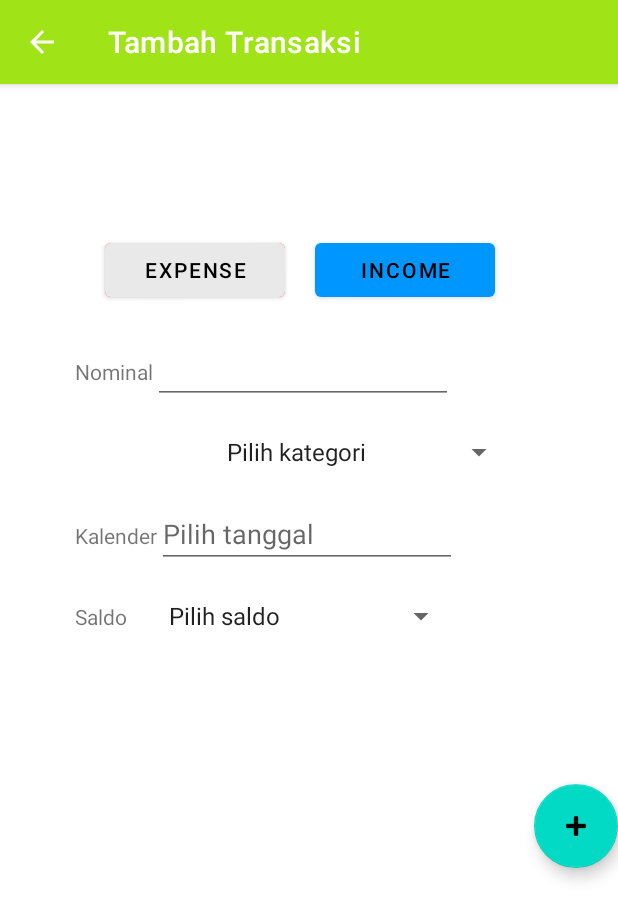
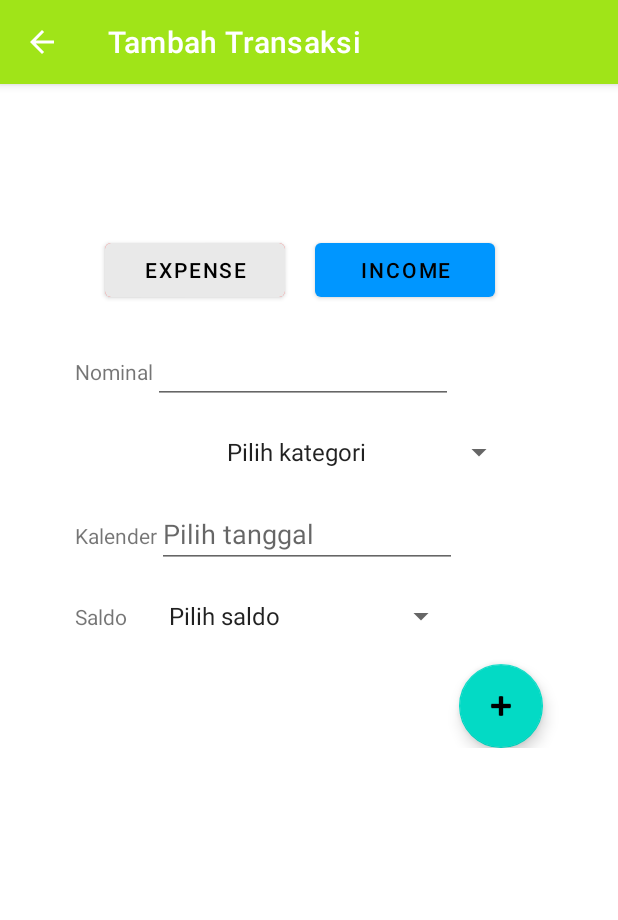
Before and after one commit to adityafadhilh/UAS-Mobile-App, an Android app: the ExpenseFragment screen opened directly, with no data from a screen before it, after a tap on "INCOME", on a phone screen of 412 x 824 dp. Shown: the top 920 px of the screen. Run offline under Robolectric (Android 15) with nearby library versions, the phone set to English and light mode, and no system bars.

Commit message:
Buat intent untuk halaman income dan expense

```diff
--- a/app/src/main/java/id/ac/umn/uas_mobileapp/ExpenseFragment.java
+++ b/app/src/main/java/id/ac/umn/uas_mobileapp/ExpenseFragment.java
@@ -1,34 +1,81 @@
 package id.ac.umn.uas_mobileapp;
 
+import android.content.Intent;
 import android.os.Bundle;
 import android.view.LayoutInflater;
 import android.view.View;
 import android.view.ViewGroup;
+import android.widget.AdapterView;
 import android.widget.ArrayAdapter;
 import android.widget.EditText;
 import android.widget.Spinner;
 
 import androidx.fragment.app.Fragment;
 
+import com.google.android.material.floatingactionbutton.FloatingActionButton;
+
 public class ExpenseFragment extends Fragment {
     EditText inputNominal, date;
     Spinner saldoSpinner, kategori;
-    String tanggal, kategoriInput, saldoInput;
+    String tipeTransaksi, kategoriInput, saldoInput;
+    FloatingActionButton add;
+    int nominal = 0;
     @Override
     public View onCreateView(LayoutInflater inflater, ViewGroup container,
                              Bundle savedInstanceState) {
 
         View view = inflater.inflate(R.layout.fragment_expense, container, false);
         inputNominal = view.findViewById(R.id.nominal);
+//        nominal = Integer.parseInt(inputNominal.getText().toString());
+
         date = view.findViewById(R.id.date);
+
+        add = view.findViewById(R.id.addExpense);
+
+        tipeTransaksi = "Expense";
 
         kategori = view.findViewById(R.id.kategori);
         ArrayAdapter<CharSequence> kategoriAdapter = ArrayAdapter.createFromResource(getContext(), R.array.kategori, android.R.layout.simple_spinner_item);
         kategori.setAdapter(kategoriAdapter);
+        kategori.setOnItemSelectedListener(new AdapterView.OnItemSelectedListener() {
+            @Override
+            public void onItemSelected(AdapterView<?> adapterView, View view, int i, long l) {
+                kategoriInput = kategori.getSelectedItem().toString();
+            }
+
+            @Override
+            public void onNothingSelected(AdapterView<?> adapterView) {}
+        });
 
         saldoSpinner = view.findViewById(R.id.saldo);
         ArrayAdapter<CharSequence> saldoAdapter = ArrayAdapter.createFromResource(getContext(), R.array.saldo, android.R.layout.simple_spinner_item);
         saldoSpinner.setAdapter(saldoAdapter);
+        saldoSpinner.setOnItemSelectedListener(new AdapterView.OnItemSelectedListener() {
+            @Override
+            public void onItemSelected(AdapterView<?> adapterView, View view, int i, long l) {
+                saldoInput = saldoSpinner.getSelectedItem().toString();
+            }
+
+            @Override
+            public void onNothingSelected(AdapterView<?> adapterView) {}
+        });
+
+        add.setOnClickListener(new View.OnClickListener() {
+            @Override
+            public void onClick(View view) {
+                Intent intent = new Intent(getContext(), Transaksi.class);
+                Bundle bundle = new Bundle();
+                bundle.putString("tipeTransaksi", tipeTransaksi);
+                bundle.putInt("nominal",nominal);
+                bundle.putString("kategori",kategoriInput);
+                bundle.putString("saldo", saldoInput);
+                intent.putExtras(bundle);
+                startActivity(intent);
+            }
+        });
+
+
+
         return view;
     }
 }
--- a/app/src/main/java/id/ac/umn/uas_mobileapp/IncomeFragment.java
+++ b/app/src/main/java/id/ac/umn/uas_mobileapp/IncomeFragment.java
@@ -1,33 +1,79 @@
 package id.ac.umn.uas_mobileapp;
 
+import android.content.Intent;
 import android.os.Bundle;
 import android.view.LayoutInflater;
 import android.view.View;
 import android.view.ViewGroup;
+import android.widget.AdapterView;
 import android.widget.ArrayAdapter;
 import android.widget.EditText;
 import android.widget.Spinner;
 
 import androidx.fragment.app.Fragment;
 
+import com.google.android.material.floatingactionbutton.FloatingActionButton;
+
 public class IncomeFragment extends Fragment {
     EditText inputNominal, date;
     Spinner saldoSpinner, kategoriSpinner;
+    String tipeTransaksi, kategoriInput, saldoInput;
+    int nominal;
+    FloatingActionButton add;
     @Override
     public View onCreateView(LayoutInflater inflater, ViewGroup container,
                              Bundle savedInstanceState) {
         View view = inflater.inflate(R.layout.fragment_income, container, false);
         inputNominal = view.findViewById(R.id.nominalIncome);
+//        nominal = Integer.parseInt(inputNominal.getText().toString());
+
         date = view.findViewById(R.id.dateIncome);
+
+        tipeTransaksi = "Income";
 
 
         kategoriSpinner = view.findViewById(R.id.kategoriIncome);
         ArrayAdapter<CharSequence> adapterKategori = ArrayAdapter.createFromResource(getContext(), R.array.kategoriIncome, android.R.layout.simple_spinner_item);
         kategoriSpinner.setAdapter(adapterKategori);
+        kategoriSpinner.setOnItemSelectedListener(new AdapterView.OnItemSelectedListener() {
+            @Override
+            public void onItemSelected(AdapterView<?> adapterView, View view, int i, long l) {
+                kategoriInput = kategoriSpinner.getSelectedItem().toString();
+            }
+
+            @Override
+            public void onNothingSelected(AdapterView<?> adapterView) {}
+        });
 
         saldoSpinner = view.findViewById(R.id.saldoIncome);
         ArrayAdapter<CharSequence> adapterSaldo = ArrayAdapter.createFromResource(getContext(), R.array.saldo, android.R.layout.simple_spinner_item);
         saldoSpinner.setAdapter(adapterSaldo);
+        saldoSpinner.setOnItemSelectedListener(new AdapterView.OnItemSelectedListener() {
+            @Override
+            public void onItemSelected(AdapterView<?> adapterView, View view, int i, long l) {
+                saldoInput = saldoSpinner.getSelectedItem().toString();
+            }
+
+            @Override
+            public void onNothingSelected(AdapterView<?> adapterView) {
+
+            }
+        });
+
+        add = view.findViewById(R.id.addIncome);
+        add.setOnClickListener(new View.OnClickListener() {
+            @Override
+            public void onClick(View view) {
+                Intent intent = new Intent(getContext(), Transaksi.class);
+                Bundle bundle = new Bundle();
+                bundle.putString("tipeTransaksi", tipeTransaksi);
+                bundle.putInt("nominal",nominal);
+                bundle.putString("kategori",kategoriInput);
+                bundle.putString("saldo", saldoInput);
+                intent.putExtras(bundle);
+                startActivity(intent);
+            }
+        });
 
         return view;
     }
--- a/app/src/main/res/layout/activity_add_transaction.xml
+++ b/app/src/main/res/layout/activity_add_transaction.xml
@@ -117,14 +117,14 @@
         android:layout_height="wrap_content"
         android:id="@+id/contain"/>
 
-    <com.google.android.material.floatingactionbutton.FloatingActionButton
-        android:id="@+id/floatingActionButton2"
-        android:layout_width="match_parent"
-        android:layout_height="wrap_content"
-        android:layout_marginTop="100dp"
-        android:layout_gravity="right"
-        android:clickable="true"
-        app:srcCompat="@android:drawable/ic_input_add" />
+<!--    <com.google.android.material.floatingactionbutton.FloatingActionButton-->
+<!--        android:id="@+id/floatingActionButton2"-->
+<!--        android:layout_width="match_parent"-->
+<!--        android:layout_height="wrap_content"-->
+<!--        android:layout_marginTop="100dp"-->
+<!--        android:layout_gravity="right"-->
+<!--        android:clickable="true"-->
+<!--        app:srcCompat="@android:drawable/ic_input_add" />-->
 
 
 </LinearLayout>
--- a/app/src/main/res/layout/fragment_income.xml
+++ b/app/src/main/res/layout/fragment_income.xml
@@ -1,6 +1,7 @@
 <?xml version="1.0" encoding="utf-8"?>
 <LinearLayout
     xmlns:android="http://schemas.android.com/apk/res/android"
+    xmlns:app="http://schemas.android.com/apk/res-auto"
     xmlns:tools="http://schemas.android.com/tools"
     android:layout_width="match_parent"
     android:layout_height="match_parent"
@@ -75,5 +76,15 @@
             android:layout_height="wrap_content"/>
     </LinearLayout>
 
+    <com.google.android.material.floatingactionbutton.FloatingActionButton
+        android:id="@+id/addIncome"
+        android:layout_width="match_parent"
+        android:layout_height="wrap_content"
+        android:layout_marginTop="20dp"
+        android:layout_marginRight="50dp"
+        android:layout_gravity="right"
+        android:clickable="true"
+        app:srcCompat="@android:drawable/ic_input_add" />
+
 
 </LinearLayout>
```
Also changed, not shown: app/src/main/java/id/ac/umn/uas_mobileapp/AddTransaction.java (+0 -14 lines), app/src/main/java/id/ac/umn/uas_mobileapp/MainActivity.java (+7 -5 lines), app/src/main/java/id/ac/umn/uas_mobileapp/Transaksi.java (+14 -0 lines), app/src/main/res/layout/fragment_expense.xml (+11 -0 lines), 50 other files.
